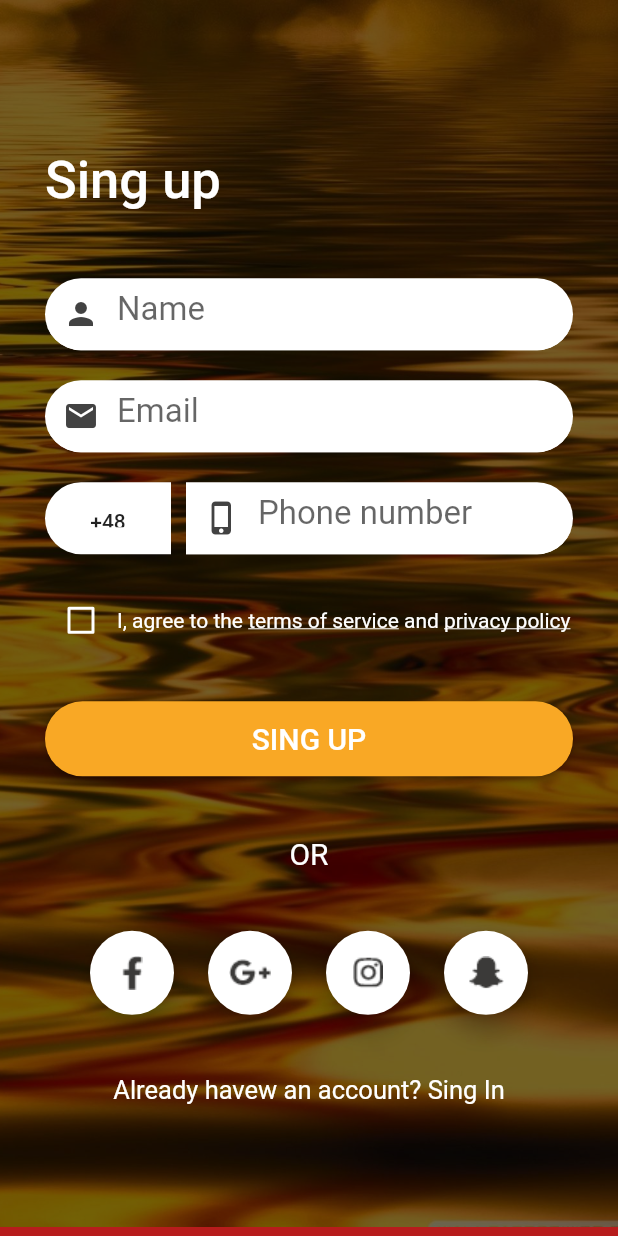
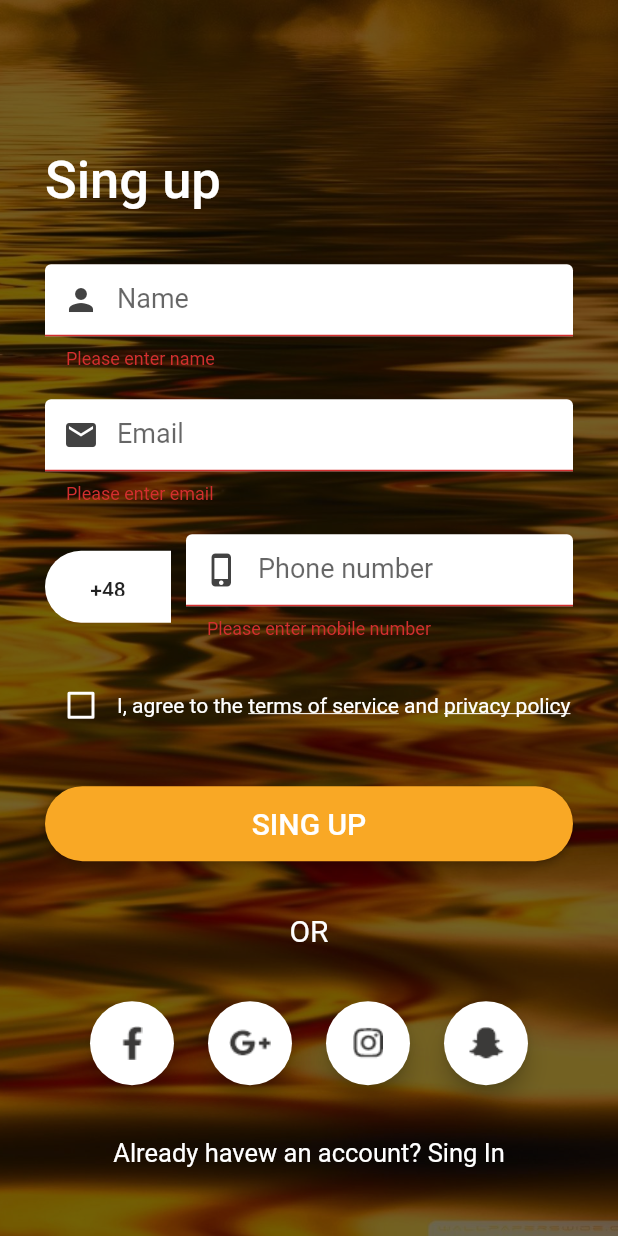
Before and after one commit to AndriiChemer/Travel-date-application, a Flutter app: the screen it shows after launch, after a tap on "SING UP", on a phone screen of 412 x 824 dp. Run offline on Flutter 3.47's test engine with Material 2 defaults, Android fonts, the phone set to English and light mode, and no system bars; our stand-ins replace country_code_picker, email_validator; missing offline and left inert: bloc_pattern.

```diff
--- a/lib/main.dart
+++ b/lib/main.dart
@@ -1,7 +1,7 @@
 import 'package:bloc_pattern/bloc_pattern.dart';
 import 'package:flutter/material.dart';
 import 'package:flutter/services.dart';
-import 'package:travel_date_app/views/screens/registrationscreen/registration_screen.dart';
+import 'package:travel_date_app/views/screens/authflow/registrationscreen/registration_screen.dart';
 import 'package:travel_date_app/views/screens/splashscreen/splash_screen.dart';
 
 void main() => runApp(MyApp());
@@ -34,3 +34,7 @@ class MyApp extends StatelessWidget {
     );
   }
 }
+
+
+//Firebase CRUD tutorial
+//https://www.youtube.com/watch?v=uzkpDEG_4R4
--- a/lib/utils/strings.dart
+++ b/lib/utils/strings.dart
@@ -14,4 +14,10 @@ class Strings {
   static const String terms_service = "terms of service";
   static const String and_ = " and ";
   static const String privacy_policy = "privacy policy";
+
+  //Verify Mobile Number Screen
+  static const String verify_mobile_title = "Verify your mobile";
+  static const String verify_mobile_description = "It is important to verify the mobile number that is registered against your account.";
+  static const String nave_nor_received_code = "I haven't received code.";
+
 }
--- a/lib/utils/validatop.dart
+++ b/lib/utils/validatop.dart
@@ -1,27 +1,37 @@
-class CheckFields {
-//https://medium.com/@nitishk72/form-validation-in-flutter-d762fbc9212c
-  String isNameValid(String name) {
-    if(name != null) {
+import 'package:email_validator/email_validator.dart';
+
+class ValidateFields {
+
+  static String isNameValid(String name) {
+    if(name != null && name.isNotEmpty) {
       return null;
     } else {
-      return "Must not be empty";
+      return "Please enter name";
     }
   }
 
-  String isEmailValid(String email) {
-    if(email != null) {
-      return null;
+  static String isEmailValid(String email) {
+    if(email != null && email.isNotEmpty) {
+      if(EmailValidator.validate(email)) {
+        return null;
+      } else {
+        return "Please enter valid email.\nEmail must look like mail@mail.domain";
+      }
     } else {
-      return "Must not be empty";
+      return "Please enter email";
     }
   }
 
-  String isPhoneValid(String phone) {
-    if(phone != null) {
-      return null;
-    } else {
-      return "Must not be empty";
+  static String isPhoneValid(String phone) {
+    String patttern = "[0-9]{8,13}w";
+    RegExp regExp = new RegExp(patttern);
+
+    if (phone.length == 0) {
+      return 'Please enter mobile number';
+    } else if(!regExp.hasMatch(phone) && phone.length > 13) {
+      return 'Please enter valid mobile number';
     }
+    return null;
   }
 
 }
--- a/lib/views/screens/registrationscreen/registration_screen.dart
+++ b/lib/views/screens/authflow/registrationscreen/registration_screen.dart
@@ -5,6 +5,8 @@ import 'package:flutter/gestures.dart';
 import 'package:flutter/material.dart';
 import 'package:flutter/widgets.dart';
 import 'package:travel_date_app/utils/strings.dart';
+import 'package:travel_date_app/utils/validatop.dart';
+import 'package:travel_date_app/views/screens/authflow/verifymobilenumber/verifynumber.dart';
 import 'package:travel_date_app/views/widgets/country_picker.dart';
 import 'package:travel_date_app/views/widgets/main_background.dart';
 
@@ -15,6 +17,8 @@ class RegistrationScreen extends StatefulWidget {
 
 class _RegistrationScreenState extends State<RegistrationScreen> {
   final _scaffoldKey = GlobalKey<ScaffoldState>();
+  final GlobalKey<FormState> _formKey = GlobalKey<FormState>();
+  bool _autoValidate = false;
 
   CountryCode _selectedCountry;
   bool isTermsChecked = false;
@@ -27,6 +31,9 @@ class _RegistrationScreenState extends State<RegistrationScreen> {
         key: _scaffoldKey,
         body: Container(
           padding: EdgeInsets.only(left: 30, right: 30, top: 100),
+          child: Form(
+            key: _formKey,
+            autovalidate: _autoValidate,
             child: Column(
               crossAxisAlignment: CrossAxisAlignment.start,
               children: <Widget>[
@@ -50,6 +57,7 @@ class _RegistrationScreenState extends State<RegistrationScreen> {
               ],
             ),
           ),
+        ),
       )
     );
   }
@@ -57,14 +65,14 @@ class _RegistrationScreenState extends State<RegistrationScreen> {
   Widget _nameInputField() {
     return TextFormField(
       autofocus: false,
-      validator: null,
-      style: TextStyle(fontSize: 22.0, color: Color(0xFFbdc6cf)),
+      validator: ValidateFields.isNameValid,
+      style: TextStyle(fontSize: 18.0, color: Colors.grey[900]),
       decoration: InputDecoration(
           filled: true,
           fillColor: Colors.white,
           hintText: Strings.name,
           prefixIcon: Icon(Icons.person, color: Colors.grey[800],),
-          contentPadding: const EdgeInsets.only(left: 14.0, bottom: 8.0, top: 8.0),
+          contentPadding: const EdgeInsets.only(left: 14.0, bottom: 12.0, top: 12.0),
           focusedBorder: OutlineInputBorder(
             borderSide: BorderSide(color: Colors.white),
             borderRadius: BorderRadius.circular(25.7),
@@ -81,14 +89,14 @@ class _RegistrationScreenState extends State<RegistrationScreen> {
     return TextFormField(
       autofocus: false,
       keyboardType: TextInputType.emailAddress,
-      validator: null,
-      style: TextStyle(fontSize: 22.0, color: Color(0xFFbdc6cf)),
+      validator: ValidateFields.isEmailValid,
+      style: TextStyle(fontSize: 18.0, color: Colors.grey[900]),
       decoration: InputDecoration(
           filled: true,
           fillColor: Colors.white,
           hintText: Strings.email,
           prefixIcon: Icon(Icons.email, color: Colors.grey[800],),
-          contentPadding: const EdgeInsets.only(left: 14.0, bottom: 8.0, top: 8.0),
+          contentPadding: const EdgeInsets.only(left: 14.0, bottom: 12.0, top: 12.0),
           focusedBorder: OutlineInputBorder(
             borderSide: BorderSide(color: Colors.white),
             borderRadius: BorderRadius.circular(25.7),
@@ -110,14 +118,14 @@ class _RegistrationScreenState extends State<RegistrationScreen> {
           child: TextFormField(
             autofocus: false,
             keyboardType: TextInputType.phone,
-            validator: null,
-            style: TextStyle(fontSize: 22.0, color: Color(0xFFbdc6cf)),
+            validator: ValidateFields.isPhoneValid,
+            style: TextStyle(fontSize: 18.0, color: Colors.grey[900]),
             decoration: InputDecoration(
                 filled: true,
                 fillColor: Colors.white,
                 hintText: Strings.phone_number,
                 prefixIcon: Icon(Icons.phone_iphone, color: Colors.grey[800],),
-                contentPadding: const EdgeInsets.only(left: 14.0, bottom: 8.0, top: 8.0),
+                contentPadding: const EdgeInsets.only(left: 14.0, bottom: 12.0, top: 12.0),
                 focusedBorder: OutlineInputBorder(
                   borderSide: BorderSide(color: Colors.white),
                     borderRadius: BorderRadius.only(bottomRight: Radius.circular(25.7), topRight: Radius.circular(25.7)),
@@ -194,7 +202,7 @@ class _RegistrationScreenState extends State<RegistrationScreen> {
         textColor: Colors.white,
         child: Text(Strings.sing_up.toUpperCase(), style: TextStyle(color: Colors.white, fontSize: 20),),
         onPressed: () {
-          showFeatureNotImplementedYet();
+          _validateInputs();
         },
         shape: RoundedRectangleBorder(
           borderRadius: new BorderRadius.circular(30.0),
@@ -329,4 +337,17 @@ class _RegistrationScreenState extends State<RegistrationScreen> {
       _selectedCountry = countryCode;
     });
   }
+
+  void _validateInputs() {
+    if (_formKey.currentState.validate() && isTermsChecked) {
+//    If all data are correct then save data to out variables
+      _formKey.currentState.save();
+      Navigator.push(context, MaterialPageRoute(builder: (context) => VerifyMobileNumberScreen()));
+    } else {
+//    If all data are not valid then start auto validation.
+      setState(() {
+        _autoValidate = true;
+      });
     }
+  }
+}
```
Also changed, not shown: lib/services/mock_server.dart (added, +13 -0 lines), lib/views/screens/authflow/verifymobilenumber/verifynumber.dart (added, +217 -0 lines), pubspec.yaml (+6 -5 lines), pubspec.lock, 1 other file. Lines whose indentation alone changed are shown as unchanged.
